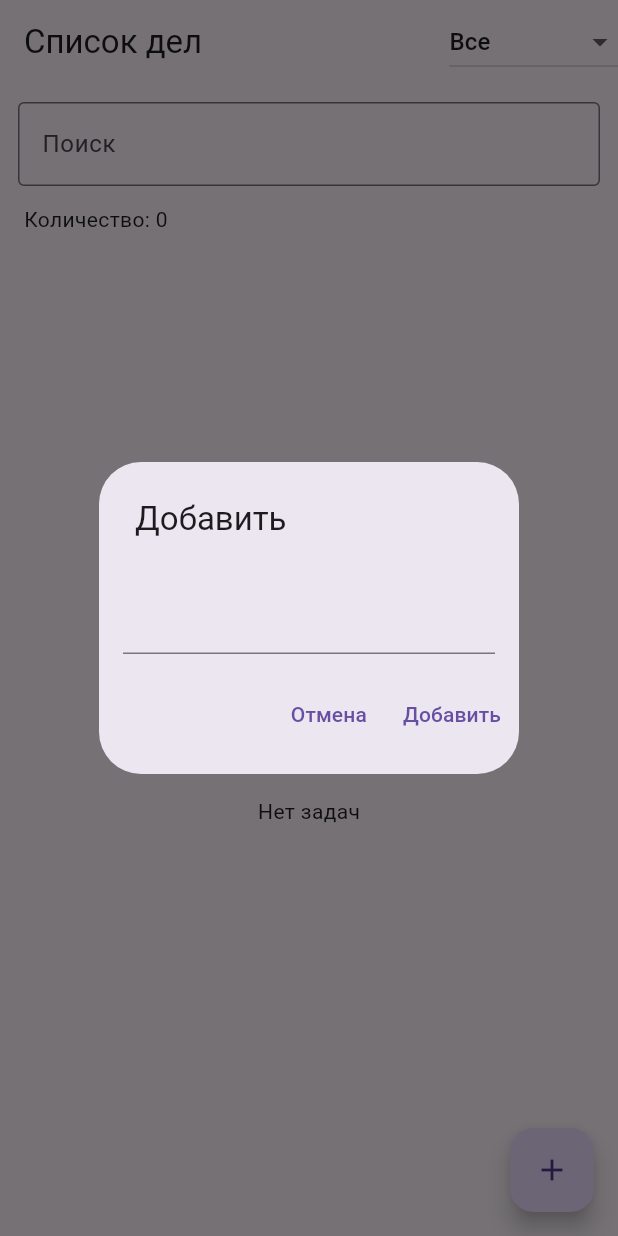
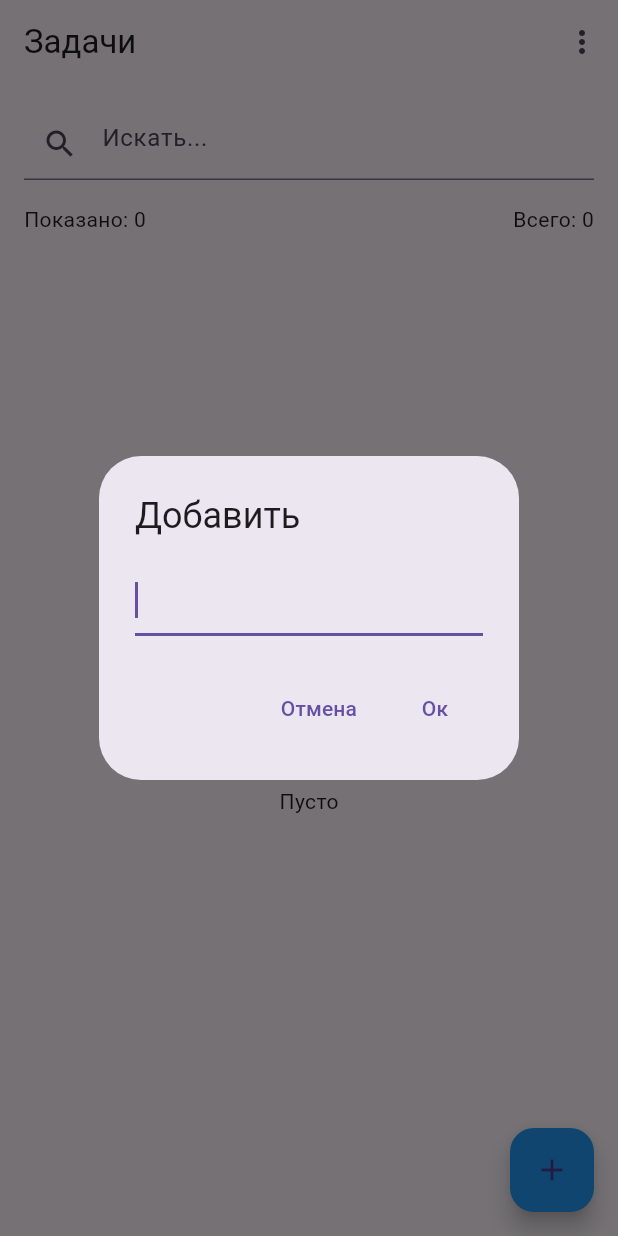
Before and after one commit to n1ghtm4re-077/flutter_application, a Flutter app: the screen it shows after launch, after a tap on the "add" icon, on a phone screen of 412 x 824 dp. Run offline on Flutter 3.47's test engine with Material 3 defaults, Android fonts, the phone set to English and light mode, and no system bars; our stand-ins replace shared_preferences.

Commit message:
Update main.dart

```diff
--- a/lib/main.dart
+++ b/lib/main.dart
@@ -2,313 +2,266 @@ import 'package:flutter/material.dart';
 import 'package:shared_preferences/shared_preferences.dart';
 import 'dart:convert';
 
-void main() {
-  runApp(ToDo());
+void main() => runApp(MyApp());
+
+class MyApp extends StatelessWidget {
+  @override
+  Widget build(BuildContext context) => MaterialApp(home: TodoScreen());
 }
 
-class ToDo extends StatelessWidget {
-  @override
-  Widget build(BuildContext context) {
-    return MaterialApp(home: HomeScreen());
-  }
+class TodoItem {
+  String id;
+  String text;
+  bool done;
+
+  TodoItem({required this.id, required this.text, this.done = false});
 }
 
-class Task {
-  String id;
-  String title;
-  bool done;
-
-  Task({required this.id, required this.title, this.done = false});
-
-  Map<String, dynamic> toJson() {
-    return {'title': title, 'done': done};
+class TodoScreen extends StatefulWidget {
+  @override
+  _TodoScreenState createState() => _TodoScreenState();
 }
 
-  static Task fromJson(String id, Map<String, dynamic> json) {
-    return Task(id: id, title: json['title'] ?? '', done: json['done'] == true);
-  }
-}
-
-class HomeScreen extends StatefulWidget {
-  @override
-  State<HomeScreen> createState() => _HomeScreenState();
-}
-
-class _HomeScreenState extends State<HomeScreen> {
-  List<Task> items = [];
-  bool loading = true;
-  final searchText = TextEditingController();
-  String query = '';
-  int filterType = 0;
+class _TodoScreenState extends State<TodoScreen> {
+  final List<TodoItem> _list = [];
+  final TextEditingController _searchCtrl = TextEditingController();
+  String _query = '';
+  int _mode = 0;
+  bool _loading = true;
 
   @override
   void initState() {
-    loadItems();
-    searchText.addListener(() {
+    super.initState();
+    _getData();
+    _searchCtrl.addListener(() {
       setState(() {
-        query = searchText.text;
+        _query = _searchCtrl.text;
       });
     });
-    super.initState();
   }
 
-  void loadItems() async {
-    await Future.delayed(Duration(milliseconds: 200));
+  void _getData() async {
+    await Future.delayed(Duration(milliseconds: 300));
     try {
-      final storage = await SharedPreferences.getInstance();
-      final saved = storage.getString('tasks');
-      if (saved == null) {
-        setState(() {
-          loading = false;
-        });
+      final prefs = await SharedPreferences.getInstance();
+      final raw = prefs.getString('list');
+      if (raw == null) {
+        setState(() => _loading = false);
         return;
       }
-      final decoded = json.decode(saved);
-      final loadedItems = [];
-      (decoded as Map).forEach((key, value) {
-        loadedItems.add(Task.fromJson(key.toString(), Map<String, dynamic>.from(value)));
+      final parsed = jsonDecode(raw);
+      final temp = <TodoItem>[];
+      parsed.forEach((key, val) {
+        temp.add(TodoItem(
+          id: key.toString(),
+          text: val['text'] ?? '',
+          done: val['done'] == true,
+        ));
       });
-      loadedItems.sort((a, b) => b.id.compareTo(a.id));
-      setState(() {
-        items = loadedItems;
-        loading = false;
-      });
-    } catch (err) {
-      print(err);
-      setState(() {
-        loading = false;
-      });
-    }
+      _list.clear();
+      _list.addAll(temp);
+    } catch (_) {}
+    setState(() => _loading = false);
   }
 
-  void persist() async {
-    final storage = await SharedPreferences.getInstance();
-    Map<String, dynamic> data = {};
-    for (var item in items) {
-      data[item.id] = item.toJson();
+  void _store() async {
+    try {
+      final prefs = await SharedPreferences.getInstance();
+      final map = <String, dynamic>{};
+      for (var el in _list) {
+        map[el.id] = {'text': el.text, 'done': el.done};
       }
-    storage.setString('tasks', json.encode(data));
+      prefs.setString('list', jsonEncode(map));
+    } catch (_) {}
   }
 
-  void addNew() {
-    TextEditingController input = TextEditingController();
+  List<TodoItem> _visible() {
+    var out = List<TodoItem>.from(_list);
+    if (_query.isNotEmpty) {
+      out = out.where((el) => el.text.toLowerCase().contains(_query.toLowerCase())).toList();
+    }
+    if (_mode == 1) {
+      out = out.where((el) => !el.done).toList();
+    } else if (_mode == 2) {
+      out = out.where((el) => el.done).toList();
+    }
+    out.sort((a, b) => int.parse(b.id).compareTo(int.parse(a.id)));
+    return out;
+  }
+
+  void _add() {
+    final ctrl = TextEditingController();
     showDialog(
       context: context,
-      builder: (ctx) => SimpleDialog(
+      builder: (ctx) => AlertDialog(
         title: Text('Добавить'),
-        children: [
-          Padding(
-            padding: EdgeInsets.all(16),
-            child: TextField(controller: input),
-          ),
-          Row(
-            mainAxisAlignment: MainAxisAlignment.end,
-            children: [
+        content: TextField(controller: ctrl, autofocus: true),
+        actions: [
           TextButton(onPressed: () => Navigator.pop(ctx), child: Text('Отмена')),
           TextButton(
             onPressed: () {
-                  if (input.text.trim().isNotEmpty) {
-                    Navigator.pop(ctx, input.text.trim());
-                  }
+              if (ctrl.text.trim().isNotEmpty) Navigator.pop(ctx, ctrl.text.trim());
             },
-                child: Text('Добавить'),
+            child: Text('Ок'),
           ),
         ],
-          )
-        ],
       ),
-    ).then((text) {
-      if (text != null) {
-        String newId = DateTime.now().microsecondsSinceEpoch.toString();
-        Task newItem = Task(id: newId, title: text);
+    ).then((val) {
+      if (val != null) {
         setState(() {
-          items.insert(0, newItem);
+          _list.insert(0, TodoItem(id: DateTime.now().millisecondsSinceEpoch.toString(), text: val));
         });
-        persist();
+        _store();
       }
     });
   }
 
-  void toggleDone(Task item) {
-    int pos = items.indexWhere((t) => t.id == item.id);
-    if (pos >= 0) {
-      setState(() {
-        items[pos].done = !items[pos].done;
-      });
-      persist();
+  void _toggle(TodoItem item) {
+    final idx = _list.indexWhere((el) => el.id == item.id);
+    if (idx >= 0) {
+      setState(() => _list[idx].done = !_list[idx].done);
+      _store();
     }
   }
 
-  void removeItem(Task item) {
-    setState(() {
-      items.removeWhere((t) => t.id == item.id);
-    });
-    persist();
-  }
-
-  void changeTitle(Task item) {
-    TextEditingController input = TextEditingController(text: item.title);
+  void _edit(TodoItem item) {
+    final ctrl = TextEditingController(text: item.text);
     showDialog(
       context: context,
-      builder: (ctx) => SimpleDialog(
-        title: Text('Изменить'),
-        children: [
-          Padding(
-            padding: EdgeInsets.all(16),
-            child: TextField(controller: input),
-          ),
-          Row(
-            mainAxisAlignment: MainAxisAlignment.end,
-            children: [
+      builder: (ctx) => AlertDialog(
+        title: Text('Править'),
+        content: TextField(controller: ctrl),
+        actions: [
           TextButton(onPressed: () => Navigator.pop(ctx), child: Text('Отмена')),
           TextButton(
             onPressed: () {
-                  if (input.text.trim().isNotEmpty) {
-                    Navigator.pop(ctx, input.text.trim());
-                  }
+              if (ctrl.text.trim().isNotEmpty) Navigator.pop(ctx, ctrl.text.trim());
             },
-                child: Text('Изменить'),
+            child: Text('Сохранить'),
           ),
         ],
-          )
-        ],
       ),
-    ).then((newText) {
-      if (newText != null) {
-        int pos = items.indexWhere((t) => t.id == item.id);
-        if (pos >= 0) {
-          setState(() {
-            items[pos].title = newText;
-          });
-          persist();
+    ).then((val) {
+      if (val != null) {
+        final idx = _list.indexWhere((el) => el.id == item.id);
+        if (idx >= 0) {
+          setState(() => _list[idx].text = val);
+          _store();
         }
       }
     });
   }
 
-  List<Task> get visibleItems {
-    List<Task> list = List.from(items);
-    if (query.isNotEmpty) {
-      list = list.where((t) => t.title.toLowerCase().contains(query.toLowerCase())).toList();
+  void _remove(TodoItem item) {
+    setState(() => _list.removeWhere((el) => el.id == item.id));
+    _store();
   }
-    if (filterType == 1) {
-      list = list.where((t) => !t.done).toList();
-    } else if (filterType == 2) {
-      list = list.where((t) => t.done).toList();
-    }
-    return list;
+
+  void _confirm(TodoItem item) {
+    showDialog(
+      context: context,
+      builder: (ctx) => AlertDialog(
+        title: Text('Удалить'),
+        content: Text('${item.text}?'),
+        actions: [
+          TextButton(onPressed: () => Navigator.pop(ctx), child: Text('Нет')),
+          TextButton(
+            onPressed: () {
+              _remove(item);
+              Navigator.pop(ctx);
+            },
+            child: Text('Да'),
+          ),
+        ],
+      ),
+    );
   }
 
   @override
   Widget build(BuildContext context) {
-    if (loading) {
-      return Scaffold(
-        body: Center(
-          child: Column(
-            mainAxisSize: MainAxisSize.min,
-            children: [
-              CircularProgressIndicator(),
-              SizedBox(height: 20),
-              Text('Загружаем...'),
-            ],
-          ),
-        ),
-      );
+    if (_loading) {
+      return Scaffold(body: Center(child: CircularProgressIndicator()));
     }
-
+    final items = _visible();
     return Scaffold(
       appBar: AppBar(
-        title: Text('Список дел'),
+        title: Text('Задачи'),
         actions: [
-          DropdownButton<int>(
-            value: filterType,
-            items: [
-              DropdownMenuItem(value: 0, child: Text('Все')),
-              DropdownMenuItem(value: 1, child: Text('Не сделано')),
-              DropdownMenuItem(value: 2, child: Text('Сделано')),
+          PopupMenuButton(
+            onSelected: (v) => setState(() => _mode = v),
+            itemBuilder: (_) => [
+              PopupMenuItem(value: 0, child: Text('Все')),
+              PopupMenuItem(value: 1, child: Text('Активные')),
+              PopupMenuItem(value: 2, child: Text('Сделаны')),
             ],
-            onChanged: (v) {
-              setState(() {
-                filterType = v ?? 0;
-              });
-            },
-          ),
+          )
         ],
       ),
       body: Column(
         children: [
           Padding(
-            padding: EdgeInsets.all(12),
+            padding: EdgeInsets.all(16),
             child: TextField(
-              controller: searchText,
-              decoration: InputDecoration(
-                labelText: 'Поиск',
-                border: OutlineInputBorder(),
-              ),
+              controller: _searchCtrl,
+              decoration: InputDecoration(hintText: 'Искать...', prefixIcon: Icon(Icons.search)),
             ),
           ),
           Padding(
-            padding: EdgeInsets.only(left: 16, bottom: 12),
-            child: Align(
-              alignment: Alignment.centerLeft,
-              child: Text('Количество: ${visibleItems.length}', style: TextStyle(fontSize: 14)),
+            padding: EdgeInsets.symmetric(horizontal: 16),
+            child: Row(
+              children: [
+                Text('Показано: ${items.length}'),
+                Spacer(),
+                Text('Всего: ${_list.length}'),
+              ],
             ),
           ),
+          SizedBox(height: 8),
           Expanded(
-            child: visibleItems.isEmpty
+            child: items.isEmpty
                 ? Center(
                     child: Column(
                       mainAxisSize: MainAxisSize.min,
                       children: [
-                        Icon(Icons.inbox, size: 70, color: Colors.blueGrey[300]),
-                        SizedBox(height: 20),
-                        Text(query.isEmpty ? 'Нет задач' : 'Ничего не найдено'),
-                        if (query.isNotEmpty)
-                          TextButton(
-                            onPressed: () {
-                              searchText.clear();
-                            },
-                            child: Text('Очистить поиск'),
-                          ),
+                        Icon(Icons.list, size: 70, color: Colors.grey[400]),
+                        SizedBox(height: 10),
+                        Text(_query.isEmpty ? 'Пусто' : 'Не найдено'),
                       ],
                     ),
                   )
                 : ListView.builder(
-                    itemCount: visibleItems.length,
-                    itemBuilder: (ctx, index) {
-                      final item = visibleItems[index];
-                      return Padding(
-                        padding: EdgeInsets.symmetric(horizontal: 8, vertical: 4),
-                        child: Card(
-                          elevation: 2,
-                          child: Row(
-                            children: [
-                              Checkbox(
-                                value: item.done,
-                                onChanged: (_) => toggleDone(item),
+                    itemCount: items.length,
+                    itemBuilder: (_, i) {
+                      final el = items[i];
+                      return Container(
+                        margin: EdgeInsets.symmetric(horizontal: 10, vertical: 3),
+                        decoration: BoxDecoration(
+                          border: Border.all(color: Colors.grey[300]!),
+                          borderRadius: BorderRadius.circular(8),
                         ),
-                              Expanded(
                         child: ListTile(
+                          leading: Checkbox(value: el.done, onChanged: (_) => _toggle(el)),
                           title: Text(
-                                    item.title,
+                            el.text,
                             style: TextStyle(
-                                      decoration: item.done ? TextDecoration.lineThrough : null,
-                                      color: item.done ? Colors.grey : null,
+                              decoration: el.done ? TextDecoration.lineThrough : null,
+                              color: el.done ? Colors.grey : Colors.black,
                             ),
                           ),
-                                  onTap: () => toggleDone(item),
-                                ),
+                          trailing: Row(
+                            mainAxisSize: MainAxisSize.min,
+                            children: [
+                              IconButton(
+                                icon: Icon(Icons.edit, size: 20),
+                                onPressed: () => _edit(el),
                               ),
                               IconButton(
-                                icon: Icon(Icons.edit, color: Colors.blue),
-                                onPressed: () => changeTitle(item),
-                              ),
-                              IconButton(
-                                icon: Icon(Icons.delete, color: Colors.red),
-                                onPressed: () => removeItem(item),
+                                icon: Icon(Icons.delete, size: 20, color: Colors.red),
+                                onPressed: () => _confirm(el),
                               ),
                             ],
                           ),
+                          onTap: () => _toggle(el),
                         ),
                       );
                     },
@@ -317,15 +270,16 @@ class _HomeScreenState extends State<HomeScreen> {
         ],
       ),
       floatingActionButton: FloatingActionButton(
-        onPressed: addNew,
+        onPressed: _add,
         child: Icon(Icons.add),
+        backgroundColor: Colors.blue,
       ),
     );
   }
 
   @override
   void dispose() {
-    searchText.dispose();
+    _searchCtrl.dispose();
     super.dispose();
   }
 }
```
Lines whose indentation alone changed are shown as unchanged.
